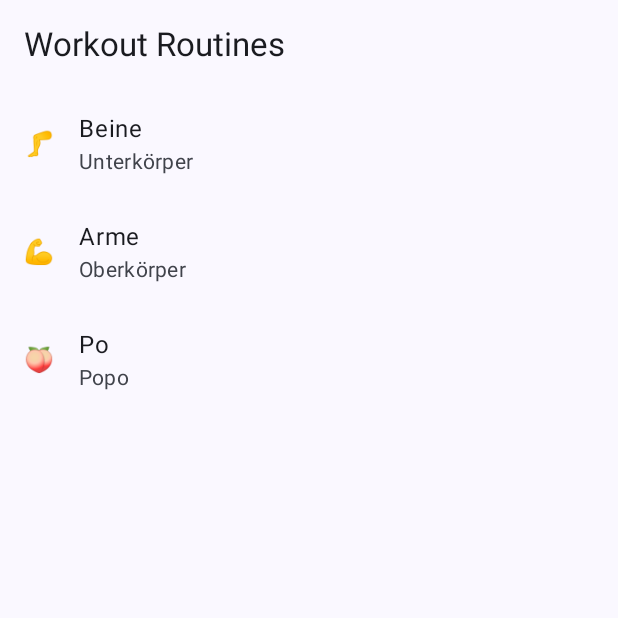
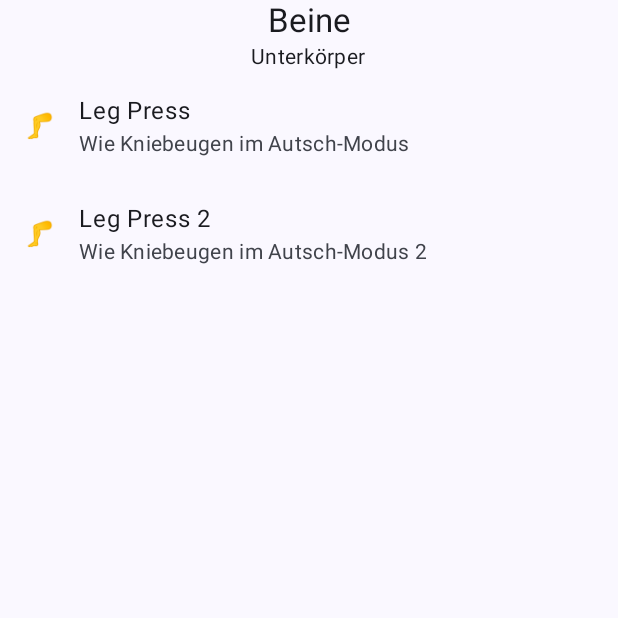
Before and after one commit to hoppjan/gym-bro-app, an Android app built with Jetpack Compose: the screen it shows after launch (MainActivity), on a phone screen of 412 x 824 dp, the top half of it. Run offline under Robolectric (Android 15) with nearby library versions, the phone set to English and light mode, and no system bars.

Commit message:
Make routine screen

```diff
--- a/app/src/main/java/de/janhopp/gymbro/MainActivity.kt
+++ b/app/src/main/java/de/janhopp/gymbro/MainActivity.kt
@@ -10,9 +10,12 @@ import androidx.compose.material3.Scaffold
 import androidx.compose.runtime.Composable
 import androidx.compose.ui.Modifier
 import androidx.compose.ui.tooling.preview.Preview
+import de.janhopp.gymbro.model.exercise.WeightExercise
+import de.janhopp.gymbro.model.exercise.kg
 import de.janhopp.gymbro.model.workout.WorkoutRoutine
 import de.janhopp.gymbro.ui.theme.GymBroTheme
 import de.janhopp.gymbro.ui.workout.WorkoutRoutinePickerScreen
+import de.janhopp.gymbro.ui.workout.routine.WorkoutRoutineScreen
 
 class MainActivity : ComponentActivity() {
     override fun onCreate(savedInstanceState: Bundle?) {
@@ -21,9 +24,9 @@ class MainActivity : ComponentActivity() {
         setContent {
             GymBroTheme {
                 Scaffold(modifier = Modifier.fillMaxSize()) { innerPadding ->
-                    WorkoutRoutinePickerScreen(
+                    WorkoutRoutineScreen(
                         modifier = Modifier.padding(innerPadding),
-                        workoutRoutines = routines,
+                        routine = routine,
                     )
                 }
             }
@@ -47,3 +50,32 @@ private val routines = listOf(
     WorkoutRoutine(1, "Arme", "Oberkörper", "\uD83D\uDCAA", emptyList()),
     WorkoutRoutine(2, "Po", "Popo", "\uD83C\uDF51", emptyList()),
 )
+
+private val routine = WorkoutRoutine(
+    id = 0,
+    name = "Beine",
+    description = "Unterkörper",
+    emoji = "\uD83E\uDDB5",
+    exercises = listOf(
+        WeightExercise(
+            id = 0,
+            name = "Leg Press",
+            description = "Wie Kniebeugen im Autsch-Modus",
+            equipment = "Leg press",
+            muscleGroup = "Beine",
+            sets = 3,
+            reps = 12,
+            weight = 80.kg,
+        ),
+        WeightExercise(
+            id = 1,
+            name = "Leg Press 2",
+            description = "Wie Kniebeugen im Autsch-Modus 2",
+            equipment = "Wieder Leg press",
+            muscleGroup = "Beine",
+            sets = 3,
+            reps = 12,
+            weight = 120.kg,
+        ),
+    ),
+)
--- a/app/src/main/java/de/janhopp/gymbro/ui/workout/routine/WorkoutRoutineScreen.kt
+++ b/app/src/main/java/de/janhopp/gymbro/ui/workout/routine/WorkoutRoutineScreen.kt
@@ -1,7 +1,48 @@
 package de.janhopp.gymbro.ui.workout.routine
 
+import androidx.compose.foundation.layout.Column
+import androidx.compose.material3.ListItem
+import androidx.compose.material3.MaterialTheme
+import androidx.compose.material3.Text
 import androidx.compose.runtime.Composable
+import androidx.compose.ui.Alignment
+import androidx.compose.ui.Modifier
+import de.janhopp.gymbro.model.workout.WorkoutRoutine
 
 @Composable
-fun WorkoutRoutineScreen() {
+fun WorkoutRoutineScreen(
+    modifier: Modifier = Modifier,
+    routine: WorkoutRoutine,
+) {
+    Column(
+        modifier = modifier,
+    ) {
+        Text(
+            text = routine.name,
+            modifier = Modifier.align(Alignment.CenterHorizontally),
+            style = MaterialTheme.typography.titleLarge,
+        )
+        routine.description?.let { description ->
+            Text(
+                text = description,
+                modifier = Modifier.align(Alignment.CenterHorizontally),
+                style = MaterialTheme.typography.bodyMedium,
+            )
+        }
+        routine.exercises.forEach { exercise ->
+            ListItem(
+                headlineContent = {
+                    Text(text = exercise.name)
+                },
+                supportingContent = {
+                    Text(text = exercise.description ?: "")
+                },
+                leadingContent = {
+                    routine.emoji?.let { emoji ->
+                        Text(text = emoji)
+                    }
+                }
+            )
+        }
+    }
 }
```
